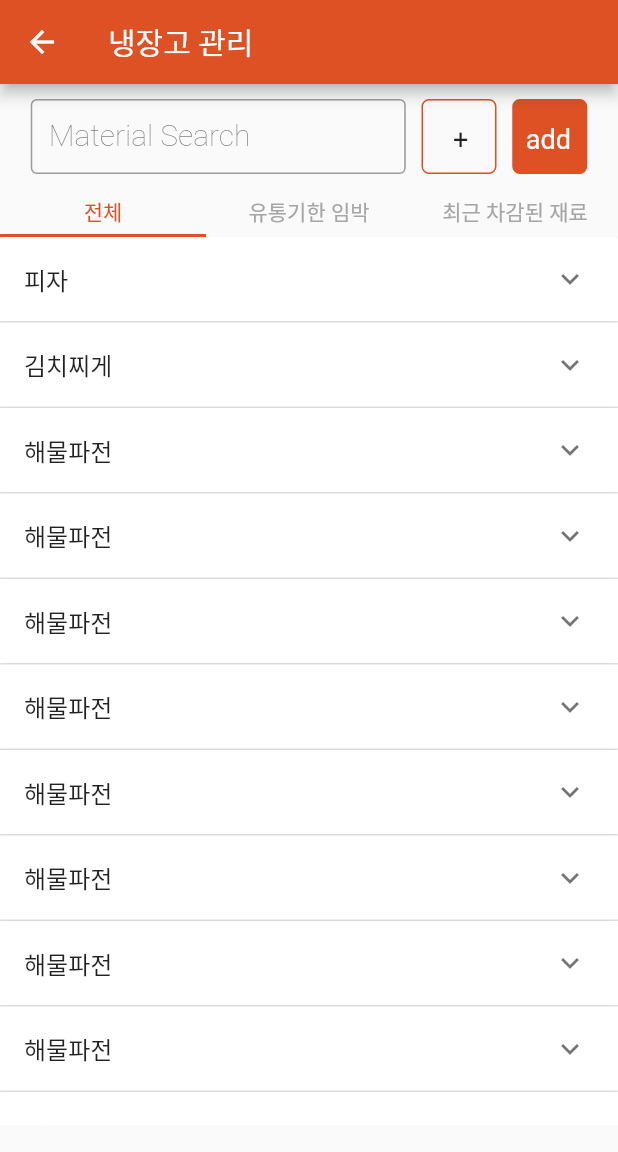
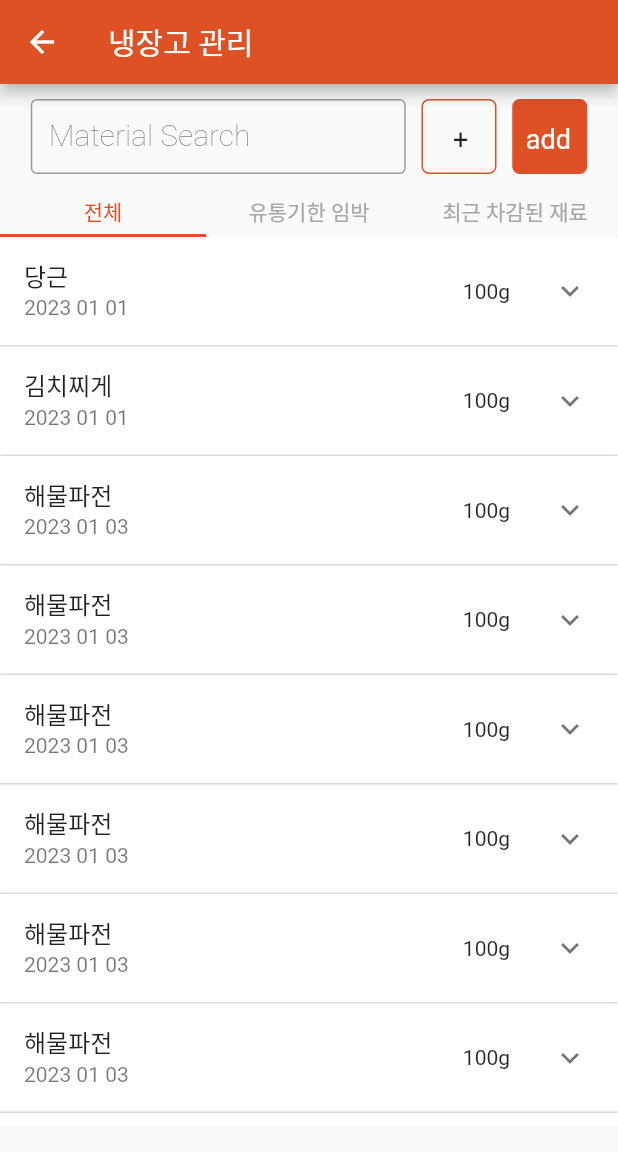
Before and after one commit to koboolean/refrigerator_project_flutter, a Flutter app: the MyFridge screen opened directly, on a phone screen of 412 x 824 dp. Shown: the top 1152 px of the screen. Run offline on Flutter 3.47's test engine with Material 2 defaults, Android fonts, the phone set to English and light mode, and no system bars; our stand-ins replace dropdown_textfield, firebase_auth, firebase_core, yaml; accounts and stored records are empty.

Commit message:
230406 냉장고 관리 : 리스트 수정, 팝업메뉴 추가

```diff
--- /dev/null
+++ b/lib/model/myRefrigeritem.dart
@@ -0,0 +1,15 @@
+class RefrigerItem {
+  RefrigerItem({
+    required this.headerValue,
+    required this.headersubValue,
+    required this.expandedValue,
+    required this.categoryValue,
+    this.isExpanded = false,
+  });
+
+  String headerValue;
+  String headersubValue;
+  String expandedValue;
+  String categoryValue;
+  bool isExpanded;
+}
--- a/lib/screens/myRefriger.dart
+++ b/lib/screens/myRefriger.dart
@@ -2,7 +2,7 @@ import 'package:flutter/cupertino.dart';
 import 'package:flutter/material.dart';
 import 'package:provider/provider.dart';
 import 'package:refrigerator_project_flutter/constants/color.dart';
-import 'package:refrigerator_project_flutter/model/recipeItem.dart';
+import 'package:refrigerator_project_flutter/model/myRefrigeritem.dart';
 import 'package:refrigerator_project_flutter/widgets/recipeList.dart';
 import 'package:refrigerator_project_flutter/services/auth_service.dart';
 
@@ -18,65 +18,89 @@ class _MyFridgeState extends State<MyFridge> with TickerProviderStateMixin {
   TextEditingController jobController = TextEditingController();
 
   // ignore: prefer_final_fields
-  List<RecipeItem> _items = [
-    RecipeItem(
-      headerValue: '피자',
+  List<RefrigerItem> _items = [
+    RefrigerItem(
+      headerValue: '당근',
+      headersubValue: "100g",
       expandedValue: '2023 01 01',
+      categoryValue: "야채",
       isExpanded: false,
     ),
-    RecipeItem(
+    RefrigerItem(
       headerValue: '김치찌게',
+      headersubValue: "100g",
       expandedValue: '2023 01 01',
+      categoryValue: "야채",
       isExpanded: false,
     ),
-    RecipeItem(
+    RefrigerItem(
       headerValue: '해물파전',
+      headersubValue: "100g",
       expandedValue: '2023 01 03',
+      categoryValue: "야채",
       isExpanded: false,
     ),
-    RecipeItem(
+    RefrigerItem(
       headerValue: '해물파전',
+      headersubValue: "100g",
       expandedValue: '2023 01 03',
+      categoryValue: "야채",
       isExpanded: false,
     ),
-    RecipeItem(
+    RefrigerItem(
       headerValue: '해물파전',
+      headersubValue: "100g",
       expandedValue: '2023 01 03',
+      categoryValue: "야채",
       isExpanded: false,
     ),
-    RecipeItem(
+    RefrigerItem(
       headerValue: '해물파전',
+      headersubValue: "100g",
       expandedValue: '2023 01 03',
+      categoryValue: "야채",
       isExpanded: false,
     ),
-    RecipeItem(
+    RefrigerItem(
       headerValue: '해물파전',
+      headersubValue: "100g",
       expandedValue: '2023 01 03',
+      categoryValue: "야채",
       isExpanded: false,
     ),
-    RecipeItem(
+    RefrigerItem(
       headerValue: '해물파전',
+      headersubValue: "100g",
       expandedValue: '2023 01 03',
+      categoryValue: "야채",
       isExpanded: false,
     ),
-    RecipeItem(
+    RefrigerItem(
       headerValue: '해물파전',
+      headersubValue: "100g",
       expandedValue: '2023 01 03',
+      categoryValue: "야채",
       isExpanded: false,
     ),
-    RecipeItem(
+    RefrigerItem(
       headerValue: '해물파전',
+      headersubValue: "100g",
       expandedValue: '2023 01 03',
+      categoryValue: "야채",
       isExpanded: false,
     ),
-    RecipeItem(
+    RefrigerItem(
       headerValue: '해물파전',
+      headersubValue: "100g",
       expandedValue: '2023 01 03',
+      categoryValue: "야채",
       isExpanded: false,
     ),
-    RecipeItem(
+    RefrigerItem(
       headerValue: '해물파전',
+      headersubValue: "100g",
       expandedValue: '2023 01 03',
+      categoryValue: "야채",
       isExpanded: false,
     ),
   ];
--- a/lib/widgets/recipeList.dart
+++ b/lib/widgets/recipeList.dart
@@ -1,24 +1,42 @@
 import 'package:flutter/cupertino.dart';
 import 'package:flutter/material.dart';
 import 'package:refrigerator_project_flutter/model/recipeItem.dart';
+import 'package:refrigerator_project_flutter/model/myRefrigeritem.dart';
 
-Widget RecipeList({
-        required List<RecipeItem> items
-      , required Function callbackFunction}) {
+Widget RecipeList(
+    {required List<RefrigerItem> items, required Function callbackFunction}) {
   return ExpansionPanelList(
     expansionCallback: (int index, bool isExpanded) {
       callbackFunction(index, isExpanded);
     },
-    children: items.map<ExpansionPanel>((RecipeItem item) {
+    children: items.map<ExpansionPanel>((RefrigerItem item) {
       return ExpansionPanel(
         headerBuilder: (BuildContext context, bool isExpanded) {
           return ListTile(
             title: Text(item.headerValue),
+            trailing: Wrap(children: [
+              Text(item.headersubValue),
+            ]),
+            subtitle: Text(item.expandedValue),
           );
         },
         body: ListTile(
-          title: Text(item.expandedValue),
-        ),
+            title: Text(item.categoryValue),
+            trailing: Wrap(
+              children: [
+                PopupMenuButton(
+                  icon: Icon(Icons.more_horiz),
+                  itemBuilder: (BuildContext context) => <PopupMenuEntry>[
+                    const PopupMenuItem(
+                      child: Text('삭제'),
+                    ),
+                    const PopupMenuItem(
+                      child: Text('편집'),
+                    ),
+                  ],
+                )
+              ],
+            )),
         isExpanded: item.isExpanded,
       );
     }).toList(),
```
